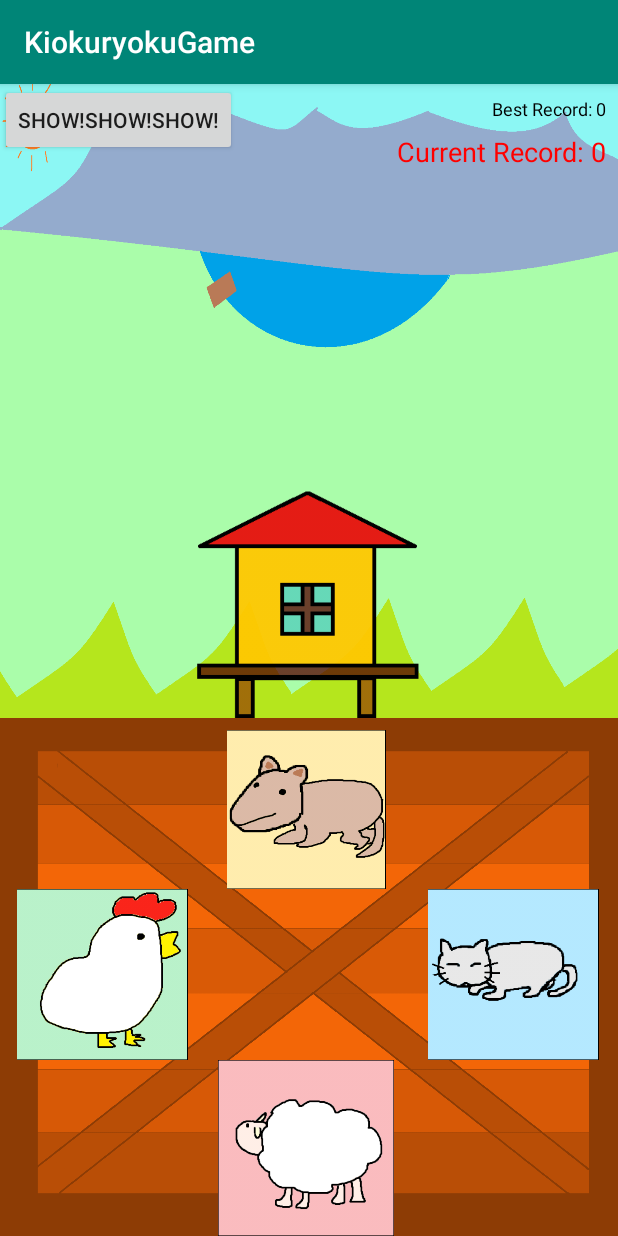
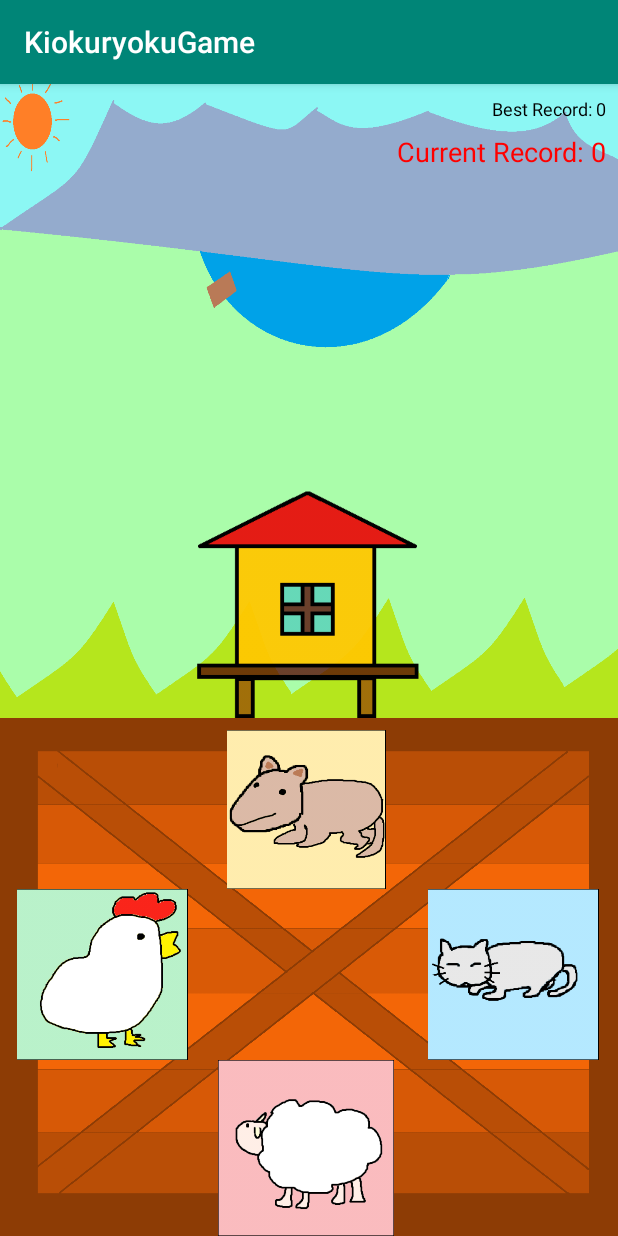
Before and after one commit to pikohan-suzuki/Kiokuryoku_Game, an Android app: the GameActivity screen opened directly, with no data from a screen before it, on a phone screen of 412 x 824 dp. Run offline under Robolectric (Android 15) with nearby library versions, the light colour scheme and no system bars; 14 statements that could not run were skipped.

Commit message:
テスト用のボタンを削除

```diff
--- a/KiokuryokuGame/app/src/main/res/layout/activity_game.xml
+++ b/KiokuryokuGame/app/src/main/res/layout/activity_game.xml
@@ -4,11 +4,6 @@
         xmlns:app="http://schemas.android.com/apk/res-auto" xmlns:tools="http://schemas.android.com/tools"
         android:layout_width="match_parent"
         android:layout_height="match_parent" android:id="@+id/game_frameLayout">
-    <Button
-            android:id="@+id/test_button"
-            android:text="show!show!show!"
-            android:layout_width="wrap_content"
-            android:layout_height="wrap_content"/>
     <android.support.constraint.ConstraintLayout
             android:layout_width="match_parent"
             android:layout_height="match_parent">
```
